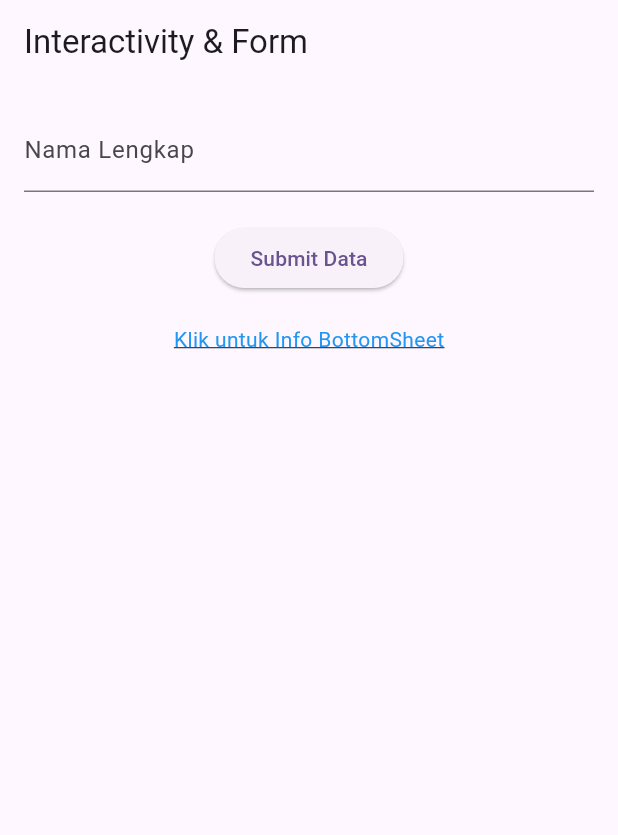
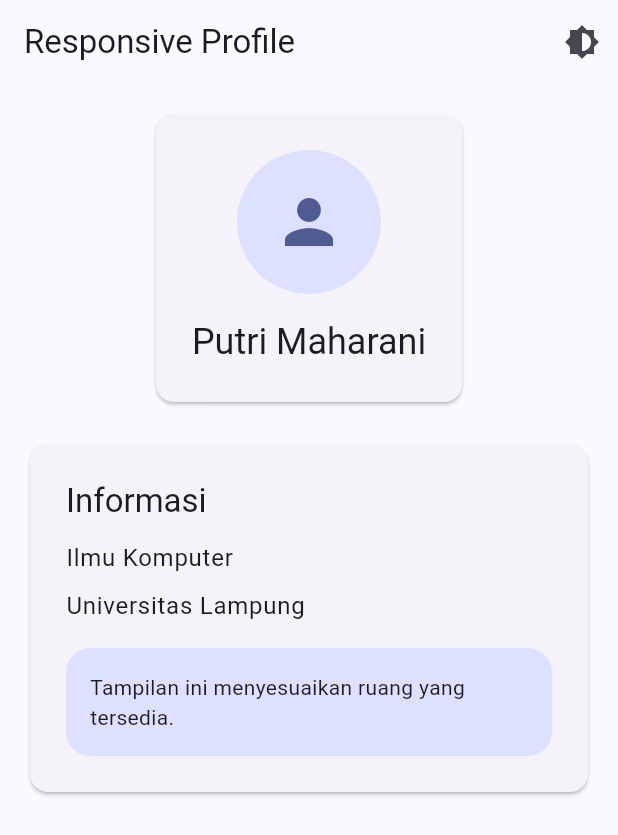
Before and after one commit to ranikece/Prak_MobileLanjut_2417051006, a Flutter app: the screen it shows after launch, on a phone screen of 412 x 824 dp. Shown: the top 835 px of the screen. Run offline on Flutter 3.47's test engine with Material 3 defaults, Android fonts, the phone set to English and light mode, and no system bars.

Commit message:
Pertemuan 5

```diff
--- /dev/null
+++ b/lib/app_theme.dart
@@ -0,0 +1,19 @@
+import 'package:flutter/material.dart';
+
+class AppTheme {
+  static final ThemeData lightTheme = ThemeData(
+    useMaterial3: true,
+    colorScheme: ColorScheme.fromSeed(
+      seedColor: Colors.indigo,
+      brightness: Brightness.light,
+    ),
+  );
+
+  static final ThemeData darkTheme = ThemeData(
+    useMaterial3: true,
+    colorScheme: ColorScheme.fromSeed(
+      seedColor: Colors.indigo,
+      brightness: Brightness.dark,
+    ),
+  );
+}
--- a/lib/main.dart
+++ b/lib/main.dart
@@ -1,28 +1,43 @@
 import 'package:flutter/material.dart';
 
-import 'column_widget.dart';
-import 'row_widget.dart';
-import 'first_widget.dart';
-import 'form_widget.dart';
+// import 'column_widget.dart';
+// import 'row_widget.dart';
+// import 'first_widget.dart';
+// import 'form_widget.dart';
+import 'app_theme.dart';
+import 'responsive_profile.dart';
 
 void main() {
   runApp(const MyApp());
 }
 
-class MyApp extends StatelessWidget {
+class MyApp extends StatefulWidget {
   const MyApp({super.key});
+
+  @override
+  State<MyApp> createState() => _MyAppState();
+}
+
+class _MyAppState extends State<MyApp> {
+  ThemeMode themeMode = ThemeMode.light;
+
+  void toggleTheme() {
+    setState(() {
+      themeMode = themeMode == ThemeMode.light
+          ? ThemeMode.dark
+          : ThemeMode.light;
+    });
+  }
 
   @override
   Widget build(BuildContext context) {
     return MaterialApp(
-      title: 'Praktikum Mobile Lanjut',
-      theme: ThemeData(
-        colorScheme: ColorScheme.fromSeed(
-          seedColor: Colors.deepPurple,
-        ), // ColorScheme.fromSeed
-        useMaterial3: true,
-      ), // ThemeData
-      home: const FormWidget(),
-    ); // MaterialApp
+      debugShowCheckedModeBanner: false,
+      title: 'Responsive Profile',
+      theme: AppTheme.lightTheme,
+      darkTheme: AppTheme.darkTheme,
+      themeMode: themeMode,
+      home: ResponsiveProfilePage(onThemeChanged: toggleTheme),
+    );
   }
 }
--- /dev/null
+++ b/lib/responsive_profile.dart
@@ -0,0 +1,127 @@
+import 'package:flutter/material.dart';
+
+class ResponsiveProfilePage extends StatelessWidget {
+  final VoidCallback onThemeChanged;
+
+  const ResponsiveProfilePage({super.key, required this.onThemeChanged});
+
+  @override
+  Widget build(BuildContext context) {
+    final size = MediaQuery.of(context).size;
+
+    return Scaffold(
+      appBar: AppBar(
+        title: const Text('Responsive Profile'),
+        actions: [
+          IconButton(
+            onPressed: onThemeChanged,
+            icon: const Icon(Icons.brightness_6),
+          ),
+        ],
+      ),
+      body: Padding(
+        padding: EdgeInsets.all(size.width < 600 ? 16 : 32),
+        child: LayoutBuilder(
+          builder: (context, constraints) {
+            return OrientationBuilder(
+              builder: (context, orientation) {
+                final isWide =
+                    constraints.maxWidth >= 600 ||
+                    orientation == Orientation.landscape;
+
+                return isWide
+                    ? const Row(
+                        crossAxisAlignment: CrossAxisAlignment.start,
+                        children: [
+                          Expanded(child: _ProfileHeader()),
+                          SizedBox(width: 24),
+                          Expanded(child: _ProfileInfo()),
+                        ],
+                      )
+                    : const Column(
+                        children: [
+                          _ProfileHeader(),
+                          SizedBox(height: 20),
+                          _ProfileInfo(),
+                        ],
+                      );
+              },
+            );
+          },
+        ),
+      ),
+    );
+  }
+}
+
+class _ProfileHeader extends StatelessWidget {
+  const _ProfileHeader();
+
+  @override
+  Widget build(BuildContext context) {
+    return Card(
+      child: Padding(
+        padding: const EdgeInsets.all(24),
+        child: Column(
+          children: [
+            CircleAvatar(
+              radius: 48,
+              child: Icon(
+                Icons.person,
+                size: 48,
+                color: Theme.of(context).colorScheme.primary,
+              ),
+            ),
+            const SizedBox(height: 16),
+            Text(
+              'Putri Maharani',
+              style: Theme.of(context).textTheme.headlineSmall,
+              textAlign: TextAlign.center,
+            ),
+          ],
+        ),
+      ),
+    );
+  }
+}
+
+class _ProfileInfo extends StatelessWidget {
+  const _ProfileInfo();
+
+  @override
+  Widget build(BuildContext context) {
+    final scheme = Theme.of(context).colorScheme;
+
+    return Card(
+      child: Padding(
+        padding: const EdgeInsets.all(24),
+        child: Column(
+          crossAxisAlignment: CrossAxisAlignment.start,
+          children: [
+            Text('Informasi', style: Theme.of(context).textTheme.titleLarge),
+            const SizedBox(height: 12),
+            Text('Ilmu Komputer', style: Theme.of(context).textTheme.bodyLarge),
+            const SizedBox(height: 8),
+            Text(
+              'Universitas Lampung',
+              style: Theme.of(context).textTheme.bodyLarge,
+            ),
+            const SizedBox(height: 16),
+            Container(
+              width: double.infinity,
+              padding: const EdgeInsets.all(16),
+              decoration: BoxDecoration(
+                color: scheme.primaryContainer,
+                borderRadius: BorderRadius.circular(16),
+              ),
+              child: Text(
+                'Tampilan ini menyesuaikan ruang yang tersedia.',
+                style: Theme.of(context).textTheme.bodyMedium,
+              ),
+            ),
+          ],
+        ),
+      ),
+    );
+  }
+}
```
